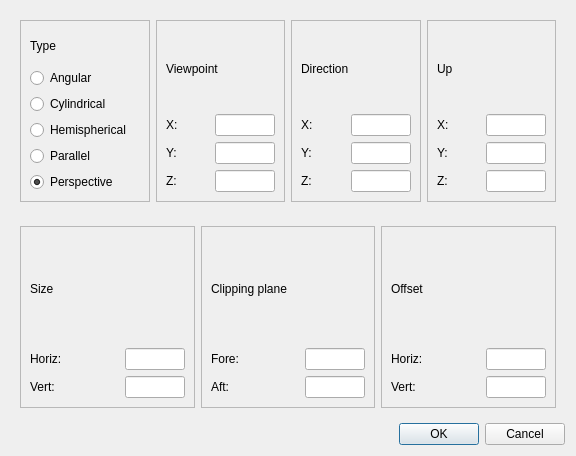
Qt form src/qtrvu/viewdialog.ui (NREL/Radiance) before a commit.
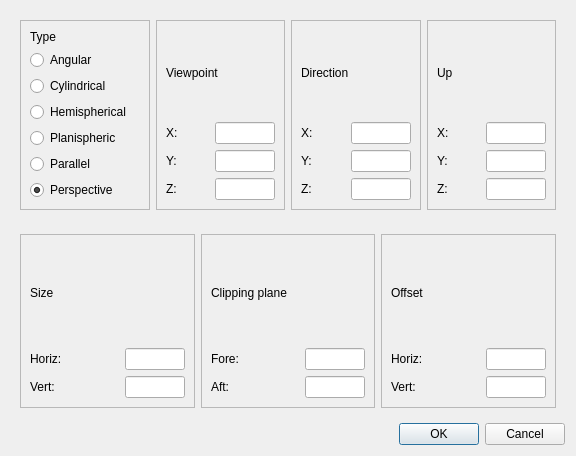
The same form after that commit.

Commit message: Zack's patch to add stereographic view type

```diff
--- a/src/qtrvu/viewdialog.ui
+++ b/src/qtrvu/viewdialog.ui
@@ -54,6 +54,13 @@
            </property>
           </widget>
          </item>
+         <item>
+          <widget class="QRadioButton" name="planispheric">
+           <property name="text">
+            <string>Planispheric</string>
+           </property>
+          </widget>
+         </item>
          <item>
           <widget class="QRadioButton" name="parallel">
            <property name="text">
```
The commit also changes 1 other file.
